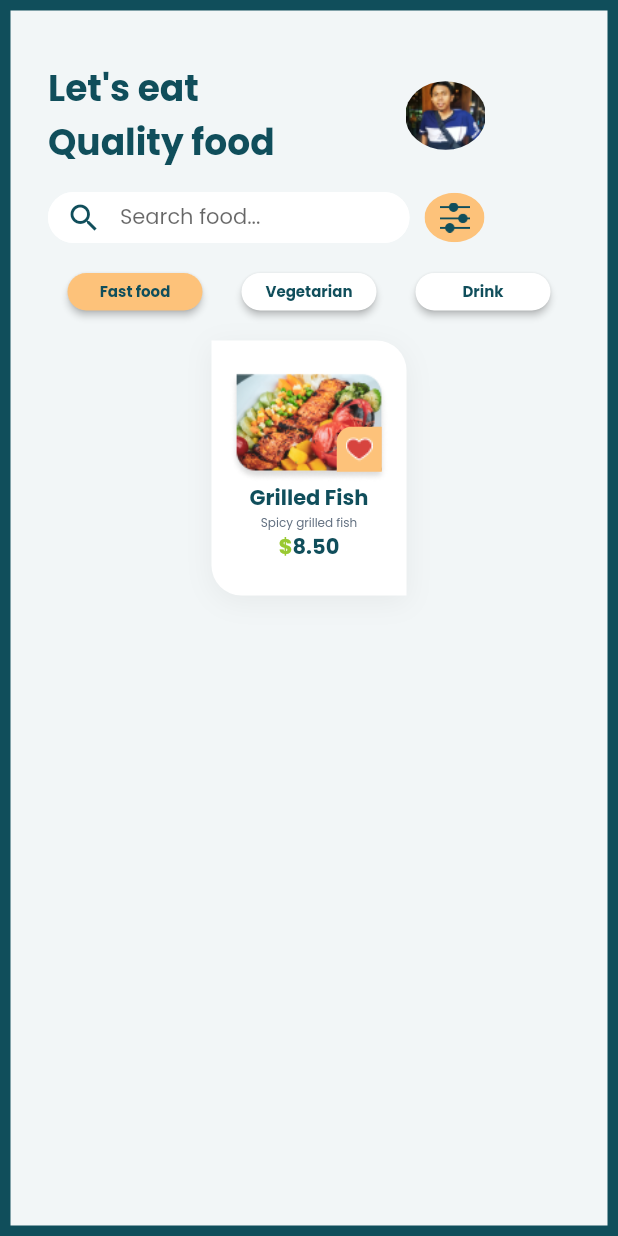
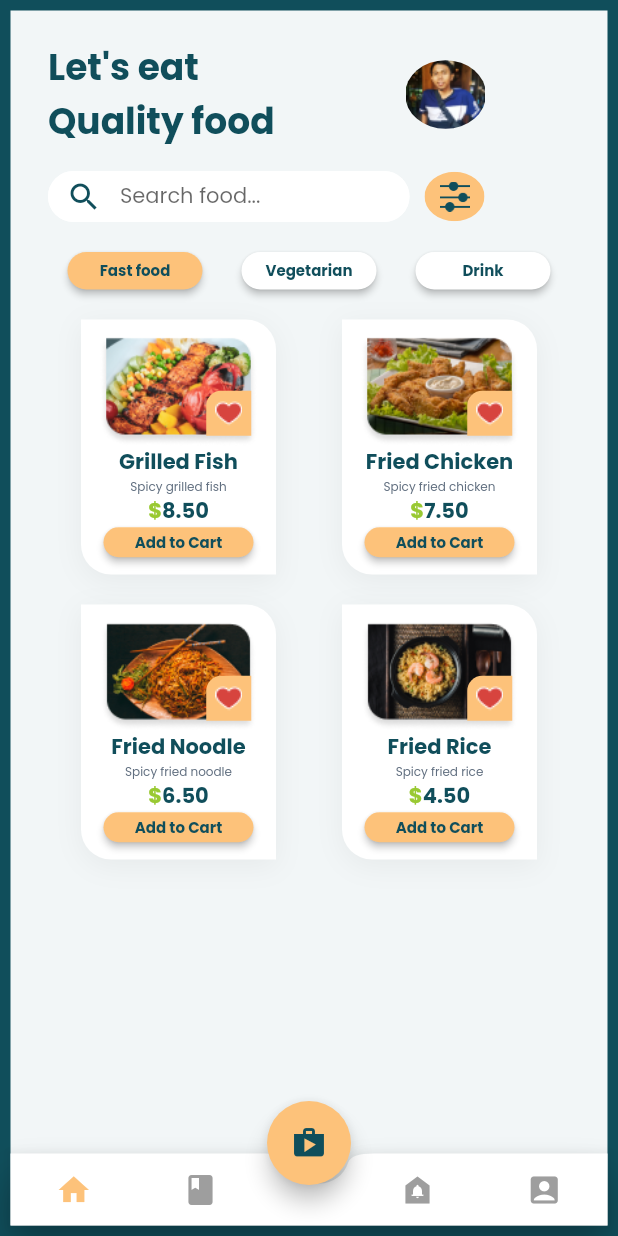
Before and after one commit to kauansous/Food-Delivery-Front-end, a Flutter app: the MenuHomeApp screen opened by its route, on a phone screen of 412 x 824 dp. Run offline on Flutter 3.47's test engine with Material 2 defaults, Android fonts, the phone set to English and light mode, and no system bars; our stand-ins replace google_fonts.

Commit message:
Novos Arquivos!

```diff
--- a/lib/Components/food_option.dart
+++ b/lib/Components/food_option.dart
@@ -1,8 +1,15 @@
+// ignore_for_file: must_be_immutable
+
 import 'package:flutter/material.dart';
 import 'package:google_fonts/google_fonts.dart';
 
 class FoodOption extends StatelessWidget {
-  const FoodOption({Key? key}) : super(key: key);
+  String image;
+  String title;
+  String subtitle;
+  double price;
+
+  FoodOption(this.image, this.title, this.subtitle, this.price, {Key? key}) : super(key: key);
 
   @override
   Widget build(BuildContext context) {
@@ -36,24 +43,22 @@ class FoodOption extends StatelessWidget {
                   height: 73,
                   decoration: const BoxDecoration(
                     borderRadius: BorderRadius.only(
-                      topRight: Radius.circular(20),
-                      bottomLeft: Radius.circular(20)
-                    ),
+                        topRight: Radius.circular(20),
+                        bottomLeft: Radius.circular(20)),
                   ),
                   child: Image.asset(
-                    "assets/image/GrilledFish.png",
+                    image,
                   ),
                 ),
                 Padding(
-                  padding: const EdgeInsets.only(bottom: 7,right: 7),
+                  padding: const EdgeInsets.only(bottom: 7, right: 7),
                   child: Container(
                     width: 30,
                     height: 30,
                     decoration: const BoxDecoration(
                       color: Color(0xFFFDC27A),
                       borderRadius:
-                        BorderRadius.only(topLeft: Radius.circular(10)
-                      ),
+                          BorderRadius.only(topLeft: Radius.circular(10)),
                     ),
                     child: Image.asset(
                       "assets/image/Heart.png",
@@ -63,14 +68,14 @@ class FoodOption extends StatelessWidget {
               ],
             ),
             Text(
-              "Grilled Fish",
+              title,
               style: GoogleFonts.poppins(
                   fontSize: 14,
                   fontWeight: FontWeight.bold,
                   color: const Color(0xFF104E5B)),
             ),
             Text(
-              "Spicy grilled fish",
+              subtitle,
               style: GoogleFonts.poppins(
                   fontSize: 8,
                   fontWeight: FontWeight.normal,
@@ -89,7 +94,7 @@ class FoodOption extends StatelessWidget {
                         color: const Color(0xFF99C932)),
                   ),
                   Text(
-                    "8.50",
+                    "${price}0",
                     style: GoogleFonts.poppins(
                         fontSize: 14,
                         fontWeight: FontWeight.bold,
@@ -98,6 +103,27 @@ class FoodOption extends StatelessWidget {
                 ],
               ),
             ),
+            SizedBox(
+              width: 100,
+              height: 20,
+              child: ElevatedButton(
+                style: ButtonStyle(
+                    backgroundColor:
+                        MaterialStateProperty.all(const Color(0xFFFDC27A)),
+                    shape: MaterialStateProperty.all(RoundedRectangleBorder(
+                        borderRadius: BorderRadius.circular(40)))),
+                onPressed: () {},
+                child: FittedBox(
+                  child: Text(
+                    "Add to Cart",
+                    style: GoogleFonts.poppins(
+                        fontSize: 10,
+                        fontWeight: FontWeight.bold,
+                        color: const Color(0xFF104E5B)),
+                  ),
+                ),
+              ),
+            ),
           ],
         ),
       ],
--- a/lib/Screens/menu_home.dart
+++ b/lib/Screens/menu_home.dart
@@ -1,11 +1,18 @@
+// ignore_for_file: unused_field, must_be_immutable
+
 import 'package:flutter/material.dart';
 import 'package:food_delivery/Components/food_option.dart';
 import 'package:food_delivery/Components/type_food_option.dart';
 import 'package:google_fonts/google_fonts.dart';
 
-class MenuHomeApp extends StatelessWidget {
+class MenuHomeApp extends StatefulWidget {
   const MenuHomeApp({Key? key}) : super(key: key);
 
+  @override
+  State<MenuHomeApp> createState() => _MenuHomeAppState();
+}
+
+class _MenuHomeAppState extends State<MenuHomeApp> {
   @override
   Widget build(BuildContext context) {
     return Scaffold(
@@ -20,7 +27,7 @@ class MenuHomeApp extends StatelessWidget {
           ),
         ),
         child: Padding(
-          padding: const EdgeInsets.only(top: 34,left: 25,right: 25),
+          padding: const EdgeInsets.only(top: 20, left: 25, right: 25),
           child: Align(
             alignment: Alignment.centerLeft,
             child: Column(
@@ -30,12 +37,13 @@ class MenuHomeApp extends StatelessWidget {
                     Text(
                       "Let's eat\nQuality food",
                       style: GoogleFonts.poppins(
-                        fontSize: 24,
-                        fontWeight: FontWeight.bold,
-                        color: const Color(0xFF104E5B)
-                      ),
+                          fontSize: 24,
+                          fontWeight: FontWeight.bold,
+                          color: const Color(0xFF104E5B)),
                     ),
-                    const SizedBox(width: 87,),
+                    const SizedBox(
+                      width: 87,
+                    ),
                     ClipOval(
                       child: Image.asset(
                         "assets/image/Perfil.png",
@@ -55,19 +63,29 @@ class MenuHomeApp extends StatelessWidget {
                         height: 34,
                         child: TextField(
                           cursorColor: Colors.black,
-                          style: GoogleFonts.poppins(fontSize: 14, color: const Color(0xFF104E5B),fontWeight: FontWeight.normal),
+                          style: GoogleFonts.poppins(
+                              fontSize: 14,
+                              color: const Color(0xFF104E5B),
+                              fontWeight: FontWeight.normal),
                           decoration: const InputDecoration(
-                            prefixIcon: Icon(Icons.search,color: Color(0xFF104E5B),),
+                            prefixIcon: Icon(
+                              Icons.search,
+                              color: Color(0xFF104E5B),
+                            ),
                             hintText: "Search food...",
                             filled: true,
                             fillColor: Colors.white,
                             contentPadding: EdgeInsets.all(0),
                             enabledBorder: OutlineInputBorder(
-                              borderRadius: BorderRadius.all(Radius.circular(40),),
+                              borderRadius: BorderRadius.all(
+                                Radius.circular(40),
+                              ),
                               borderSide: BorderSide(color: Colors.white),
                             ),
                             focusedBorder: OutlineInputBorder(
-                              borderRadius: BorderRadius.all(Radius.circular(40),),
+                              borderRadius: BorderRadius.all(
+                                Radius.circular(40),
+                              ),
                               borderSide: BorderSide(color: Colors.white),
                             ),
                           ),
@@ -99,13 +117,71 @@ class MenuHomeApp extends StatelessWidget {
                 Row(
                   mainAxisAlignment: MainAxisAlignment.spaceAround,
                   children: [
-                    TypeFoodOption("Fast food",const Color(0xFFFDC27A)),
-                    TypeFoodOption("Vegetarian",Colors.white),
-                    TypeFoodOption("Drink",Colors.white),
+                    TypeFoodOption("Fast food", const Color(0xFFFDC27A)),
+                    TypeFoodOption("Vegetarian", Colors.white),
+                    TypeFoodOption("Drink", Colors.white),
                   ],
                 ),
                 const SizedBox(height: 20),
-                FoodOption(),
+                Row(
+                  mainAxisAlignment: MainAxisAlignment.spaceAround,
+                  children: [
+                    FoodOption("assets/image/GrilledFish.png", "Grilled Fish","Spicy grilled fish", 8.50),
+                    FoodOption("assets/image/FriedChicken.png", "Fried Chicken","Spicy fried chicken", 7.50),
+                  ],
+                ),
+                const SizedBox(height: 20),
+                Row(
+                  mainAxisAlignment: MainAxisAlignment.spaceAround,
+                  children: [
+                    FoodOption("assets/image/FriedNoodle.png", "Fried Noodle","Spicy fried noodle", 6.50),
+                    FoodOption("assets/image/FriedRice.png", "Fried Rice","Spicy fried rice", 4.50),
+                  ],
+                ),
+              ],
+            ),
+          ),
+        ),
+      ),
+      extendBody: true,
+      floatingActionButtonLocation: FloatingActionButtonLocation.miniCenterDocked,
+      floatingActionButton: FloatingActionButton(
+        backgroundColor: const Color(0xFFFDC27A),
+        onPressed: () {},
+        child: const Icon(Icons.shop,color: Color(0xFF104E5B),),
+      ),
+      bottomNavigationBar: Padding(
+        padding: const EdgeInsets.all(7),
+        child: BottomAppBar(
+          notchMargin: -8,
+          shape: const CircularNotchedRectangle(),
+          color: Colors.white,
+          child: IconTheme(
+            data: const IconThemeData(color: Colors.grey),
+            child: Row(
+              mainAxisAlignment: MainAxisAlignment.spaceAround,
+              children: [
+                IconButton(onPressed: () {
+                  Navigator.pushReplacementNamed(context, '/menu_home');
+                },
+                icon: const Icon(Icons.home,color: Color(0xFFFDC27A),)
+                ),
+                IconButton(onPressed: () {
+
+                },
+                icon: const Icon(Icons.book)
+                ),
+                const SizedBox(width: 24),
+                IconButton(onPressed: () {
+
+                },
+                icon: const Icon(Icons.doorbell)
+                ),
+                IconButton(onPressed: () {
+
+                },
+                icon: const Icon(Icons.account_box)
+                ),
               ],
             ),
           ),
--- a/pubspec.yaml
+++ b/pubspec.yaml
@@ -64,6 +64,9 @@ flutter:
    - assets/image/Perfil.png
    - assets/image/Ajuste.png
    - assets/image/GrilledFish.png
+   - assets/image/FriedChicken.png
+   - assets/image/FriedNoodle.png
+   - assets/image/FriedRice.png
    - assets/image/Heart.png
 
   # An image asset can refer to one or more resolution-specific "variants", see
```
Also changed, not shown: assets/image/FriedChicken.png (added), assets/image/FriedNoodle.png (added), assets/image/FriedRice.png (added).
